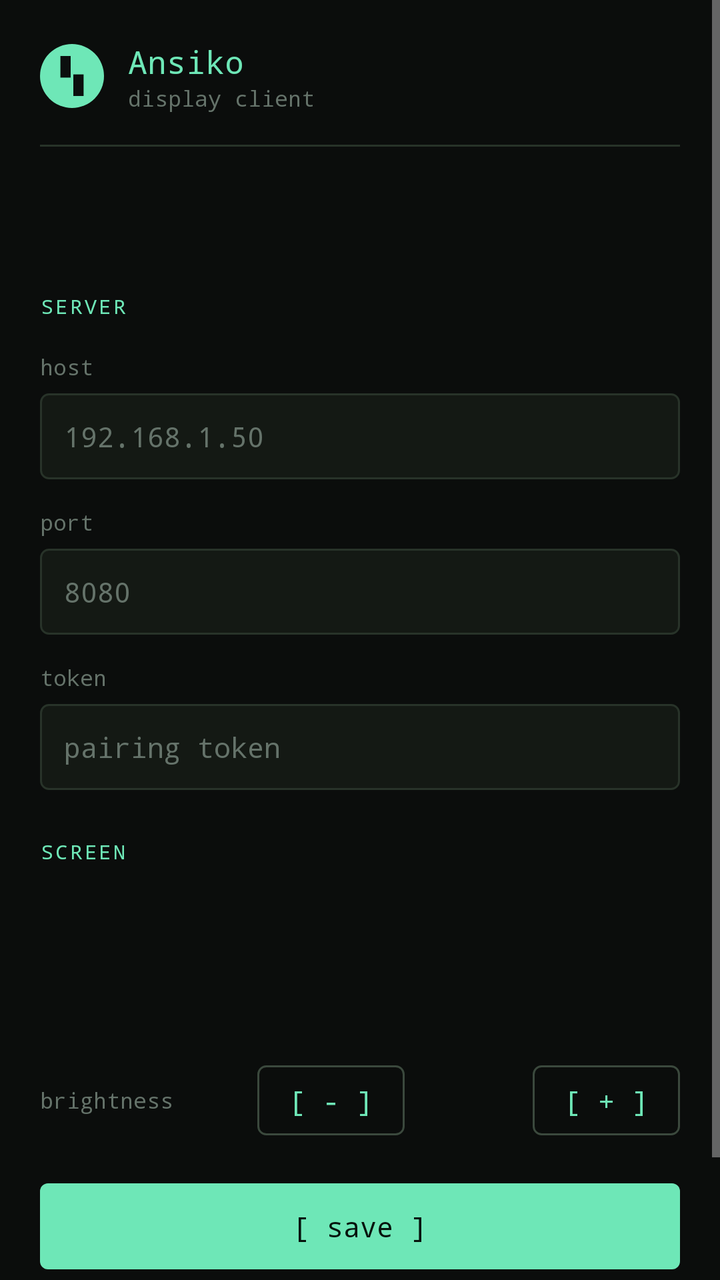
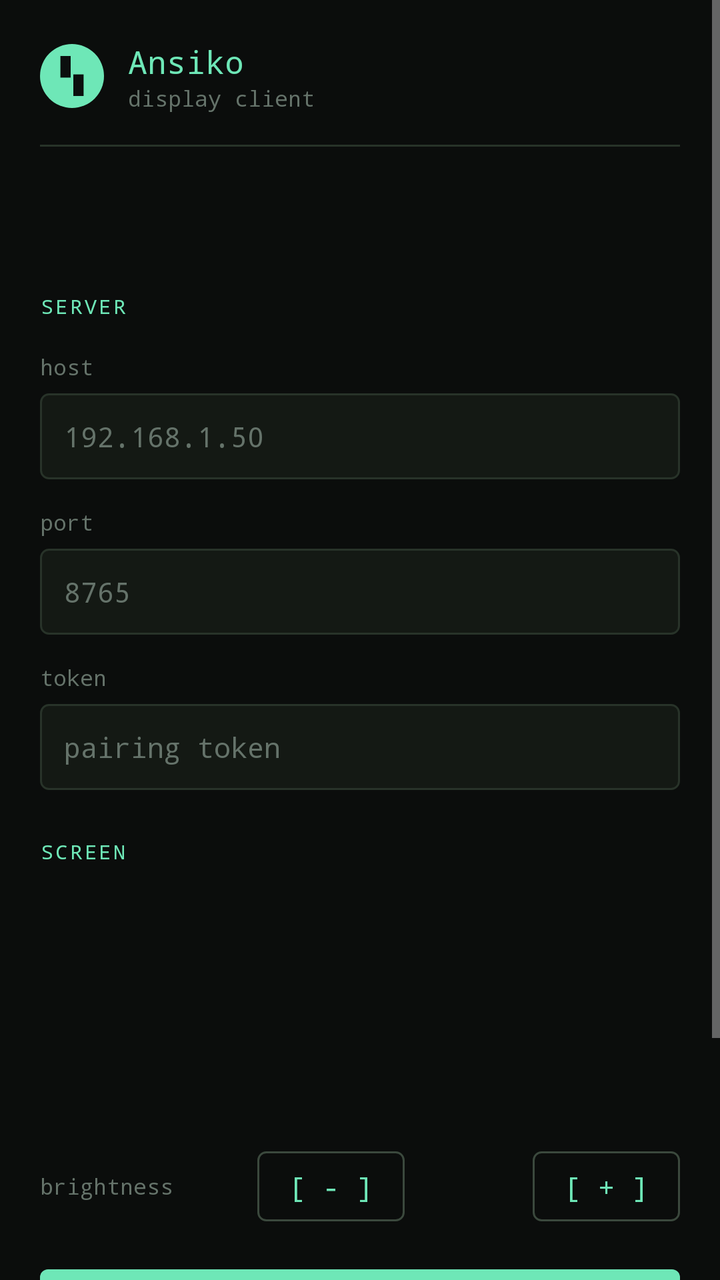

The first picture is an Android layout as it rendered before a commit; the second is the same layout after the commit. The layout source and the unified diff follow.
<!-- AndroidManifest.xml: activity theme Theme.Ansiko.Settings -->
<!-- res/layout/activity_settings.xml -->
<?xml version="1.0" encoding="utf-8"?>
<ScrollView xmlns:android="http://schemas.android.com/apk/res/android"
    android:layout_width="match_parent"
    android:layout_height="match_parent"
    android:background="@color/bg"
    android:fillViewport="true"
    android:fitsSystemWindows="true">

    <LinearLayout
        android:layout_width="match_parent"
        android:layout_height="wrap_content"
        android:orientation="vertical"
        android:padding="20dp">

        <LinearLayout
            android:layout_width="match_parent"
            android:layout_height="wrap_content"
            android:gravity="center_vertical"
            android:orientation="horizontal">

            <ImageView
                android:layout_width="32dp"
                android:layout_height="32dp"
                android:contentDescription="@null"
                android:src="@drawable/ic_glyph" />

            <LinearLayout
                android:layout_width="0dp"
                android:layout_height="wrap_content"
                android:layout_marginStart="12dp"
                android:layout_weight="1"
                android:orientation="vertical">

                <TextView
                    style="@style/AnsikoText"
                    android:layout_width="wrap_content"
                    android:layout_height="wrap_content"
                    android:text="@string/app_name"
                    android:textColor="@color/accent"
                    android:textSize="16sp" />

                <TextView
                    style="@style/AnsikoText"
                    android:layout_width="wrap_content"
                    android:layout_height="wrap_content"
                    android:text="@string/settings_subtitle"
                    android:textColor="@color/faint"
                    android:textSize="11sp" />
            </LinearLayout>
        </LinearLayout>

        <View
            android:layout_width="match_parent"
            android:layout_height="1dp"
            android:layout_marginTop="16dp"
            android:background="@color/line" />

        <TextView
            android:id="@+id/status"
            style="@style/AnsikoText"
            android:layout_width="wrap_content"
            android:layout_height="wrap_content"
            android:layout_marginTop="14dp"
            android:textColor="@color/muted"
            android:textSize="12sp" />

        <TextView
            android:id="@+id/endpoint"
            style="@style/AnsikoText"
            android:layout_width="match_parent"
            android:layout_height="wrap_content"
            android:layout_marginTop="4dp"
            android:textColor="@color/faint"
            android:textSize="11sp" />

        <TextView
            style="@style/AnsikoSection"
            android:text="@string/settings_section_server" />

        <TextView
            style="@style/AnsikoLabel"
            android:text="@string/settings_host" />

        <EditText
            android:id="@+id/host"
            style="@style/AnsikoField"
            android:hint="@string/settings_host_hint"
            android:inputType="textUri" />

        <TextView
            style="@style/AnsikoLabel"
            android:text="@string/settings_port" />

        <EditText
            android:id="@+id/port"
            style="@style/AnsikoField"
            android:hint="@string/settings_port_hint"
            android:inputType="number"
            android:maxLength="5" />

        <TextView
            style="@style/AnsikoLabel"
            android:text="@string/settings_token" />

        <EditText
            android:id="@+id/token"
            style="@style/AnsikoField"
            android:hint="@string/settings_token_hint"
            android:inputType="textVisiblePassword" />

        <TextView
            style="@style/AnsikoSection"
            android:text="@string/settings_section_screen" />

        <CheckBox
            android:id="@+id/drift"
            style="@style/AnsikoText"
            android:layout_width="match_parent"
            android:layout_height="wrap_content"
            android:background="?android:attr/selectableItemBackground"
            android:button="@null"
            android:paddingTop="12dp"
            android:paddingBottom="12dp" />

        <CheckBox
            android:id="@+id/dim_night"
            style="@style/AnsikoText"
            android:layout_width="match_parent"
            android:layout_height="wrap_content"
            android:background="?android:attr/selectableItemBackground"
            android:button="@null"
            android:paddingTop="12dp"
            android:paddingBottom="12dp" />

        <LinearLayout
            android:layout_width="match_parent"
            android:layout_height="wrap_content"
            android:layout_marginTop="12dp"
            android:gravity="center_vertical"
            android:orientation="horizontal">

            <TextView
                style="@style/AnsikoText"
                android:layout_width="0dp"
                android:layout_height="wrap_content"
                android:layout_weight="1"
                android:text="@string/settings_brightness"
                android:textColor="@color/faint"
                android:textSize="11sp" />

            <TextView
                android:id="@+id/brightness_minus"
                style="@style/AnsikoStep"
                android:text="@string/settings_minus" />

            <TextView
                android:id="@+id/brightness_value"
                style="@style/AnsikoText"
                android:layout_width="64dp"
                android:layout_height="wrap_content"
                android:gravity="center"
                android:textColor="@color/accent" />

            <TextView
                android:id="@+id/brightness_plus"
                style="@style/AnsikoStep"
                android:text="@string/settings_plus" />
        </LinearLayout>

        <TextView
            android:id="@+id/error"
            style="@style/AnsikoText"
            android:layout_width="match_parent"
            android:layout_height="wrap_content"
            android:layout_marginTop="20dp"
            android:textColor="@color/danger"
            android:textSize="12sp"
            android:visibility="gone" />

        <TextView
            android:id="@+id/save"
            style="@style/AnsikoButton"
            android:layout_marginTop="24dp"
            android:background="@drawable/button_accent"
            android:text="@string/settings_save"
            android:textColor="@color/accent_ink" />

        <TextView
            android:id="@+id/scan"
            style="@style/AnsikoButton"
            android:layout_marginTop="10dp"
            android:text="@string/settings_scan" />
    </LinearLayout>
</ScrollView>
<!-- resources referenced by this layout -->
<resources>
  <color name="accent">#6EE7B7</color>
  <color name="accent_ink">#06130C</color>
  <color name="bg">#0B0D0C</color>
  <color name="danger">#FF8585</color>
  <color name="faint">#65736A</color>
  <color name="line">#283329</color>
  <color name="muted">#9AA79C</color>
  <string name="app_name">Ansiko</string>
  <string name="settings_brightness">brightness</string>
  <string name="settings_host">host</string>
  <string name="settings_host_hint">192.168.1.50</string>
  <string name="settings_minus">[ - ]</string>
  <string name="settings_plus">[ + ]</string>
  <string name="settings_port">port</string>
  <string name="settings_port_hint">8080</string>
  <string name="settings_save">[ save ]</string>
  <string name="settings_scan">[ scan QR ]</string>
  <string name="settings_section_screen">screen</string>
  <string name="settings_section_server">server</string>
  <string name="settings_subtitle">display client</string>
  <string name="settings_token">token</string>
  <string name="settings_token_hint">pairing token</string>
  <style name="AnsikoField" parent="AnsikoText">
          <item name="android:layout_width">match_parent</item>
          <item name="android:layout_height">wrap_content</item>
          <item name="android:background">@drawable/field</item>
          <item name="android:textColorHint">@color/faint</item>
          <item name="android:padding">12dp</item>
          <item name="android:maxLines">1</item>
      </style>
  <style name="AnsikoLabel" parent="AnsikoText">
          <item name="android:layout_width">match_parent</item>
          <item name="android:layout_height">wrap_content</item>
          <item name="android:layout_marginTop">14dp</item>
          <item name="android:layout_marginBottom">6dp</item>
          <item name="android:textColor">@color/faint</item>
          <item name="android:textSize">11sp</item>
      </style>
  <style name="AnsikoSection" parent="AnsikoText">
          <item name="android:layout_width">match_parent</item>
          <item name="android:layout_height">wrap_content</item>
          <item name="android:layout_marginTop">24dp</item>
          <item name="android:layout_marginBottom">2dp</item>
          <item name="android:textAllCaps">true</item>
          <item name="android:letterSpacing">0.12</item>
          <item name="android:textColor">@color/accent</item>
          <item name="android:textSize">10sp</item>
      </style>
  <style name="AnsikoText">
          <item name="android:fontFamily">monospace</item>
          <item name="android:textColor">@color/fg</item>
          <item name="android:textSize">14sp</item>
      </style>
  <style name="Theme.Ansiko.Settings" parent="Theme.Ansiko">
          <item name="android:windowBackground">@color/bg</item>
          <item name="android:windowFullscreen">false</item>
          <item name="android:statusBarColor">@color/bg</item>
          <item name="android:navigationBarColor">@color/bg</item>
      </style>
  <color name="accent_strong">#34D399</color>
  <color name="fg">#ECECE4</color>
  <style name="Theme.Ansiko" parent="@android:style/Theme.Material.NoActionBar">
          <item name="android:windowBackground">@android:color/black</item>
          <item name="android:windowFullscreen">true</item>
          <item name="android:statusBarColor">@android:color/transparent</item>
          <item name="android:navigationBarColor">@android:color/transparent</item>
      </style>
  <color name="surface">#141914</color>
  <color name="line_strong">#3B493D</color>
  <!-- unchanged entries left out for length: 6 -->
</resources>

<!-- the commit's change to res/layout/activity_settings.xml (unified diff, before → after) -->
@@ -84,6 +84,7 @@
         <EditText
             android:id="@+id/host"
             style="@style/AnsikoField"
+            android:importantForAutofill="no"
             android:hint="@string/settings_host_hint"
             android:inputType="textUri" />
 
@@ -94,6 +95,7 @@
         <EditText
             android:id="@+id/port"
             style="@style/AnsikoField"
+            android:importantForAutofill="no"
             android:hint="@string/settings_port_hint"
             android:inputType="number"
             android:maxLength="5" />
@@ -105,6 +107,7 @@
         <EditText
             android:id="@+id/token"
             style="@style/AnsikoField"
+            android:importantForAutofill="no"
             android:hint="@string/settings_token_hint"
             android:inputType="textVisiblePassword" />
 
@@ -124,6 +127,16 @@
 
         <CheckBox
             android:id="@+id/dim_night"
+            style="@style/AnsikoText"
+            android:layout_width="match_parent"
+            android:layout_height="wrap_content"
+            android:background="?android:attr/selectableItemBackground"
+            android:button="@null"
+            android:paddingTop="12dp"
+            android:paddingBottom="12dp" />
+
+        <CheckBox
+            android:id="@+id/kiosk"
             style="@style/AnsikoText"
             android:layout_width="match_parent"
             android:layout_height="wrap_content"
@@ -190,5 +203,15 @@
             style="@style/AnsikoButton"
             android:layout_marginTop="10dp"
             android:text="@string/settings_scan" />
+
+        <TextView
+            android:id="@+id/version"
+            style="@style/AnsikoText"
+            android:layout_width="match_parent"
+            android:layout_height="wrap_content"
+            android:layout_marginTop="24dp"
+            android:gravity="center"
+            android:textColor="@color/faint"
+            android:textSize="11sp" />
     </LinearLayout>
 </ScrollView>
<!-- resource entries referenced after the edit -->
@@ -7,14 +7,14 @@
   <color name="faint">#65736A</color>
   <color name="line">#283329</color>
   <color name="muted">#9AA79C</color>
-  <string name="app_name">Ansiko</string>
+  <string name="app_name" translatable="false">Ansiko</string>
   <string name="settings_brightness">brightness</string>
   <string name="settings_host">host</string>
-  <string name="settings_host_hint">192.168.1.50</string>
-  <string name="settings_minus">[ - ]</string>
-  <string name="settings_plus">[ + ]</string>
+  <string name="settings_host_hint" translatable="false">192.168.1.50</string>
+  <string name="settings_minus" translatable="false">[ - ]</string>
+  <string name="settings_plus" translatable="false">[ + ]</string>
   <string name="settings_port">port</string>
-  <string name="settings_port_hint">8080</string>
+  <string name="settings_port_hint" translatable="false">8765</string>
   <string name="settings_save">[ save ]</string>
   <string name="settings_scan">[ scan QR ]</string>
   <string name="settings_section_screen">screen</string>
